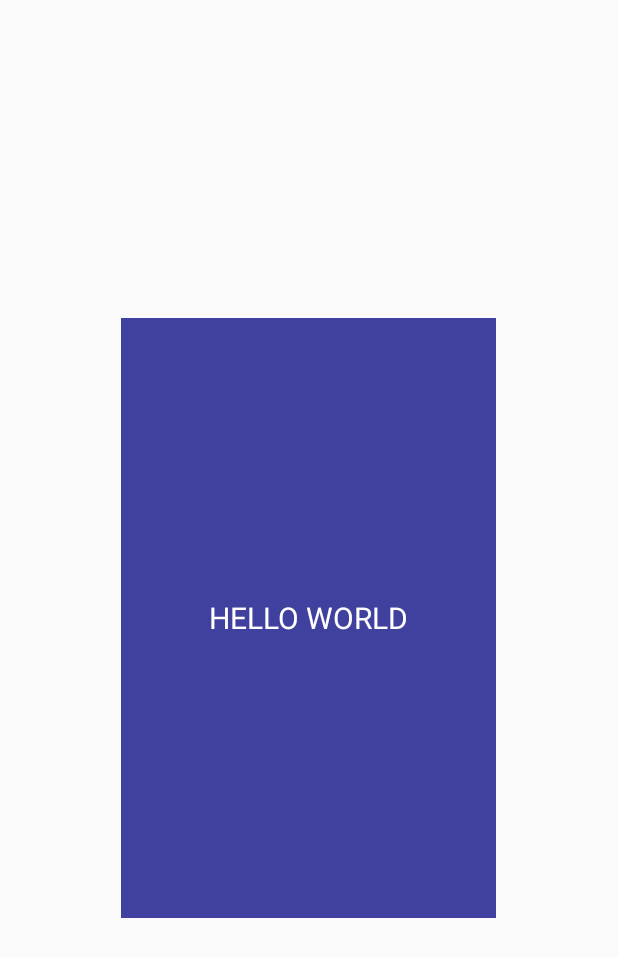
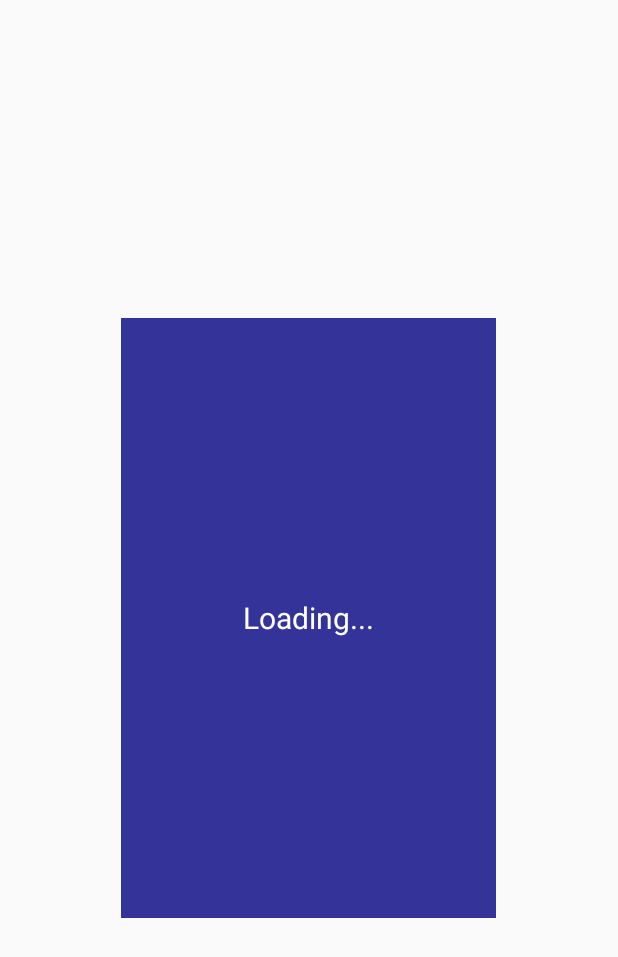
Before and after one commit to debkbanerji/matchify, an Android app: the layout item.xml on its own in the app's theme, with its tools: preview values and no code run, on a phone screen of 412 x 824 dp. Shown: the top 957 px of the screen. Run offline under Robolectric (Android 15) with nearby library versions, the phone set to English and light mode, and no system bars.

```diff
--- a/app/src/main/java/com/example/matchify/MatchableUser.java
+++ b/app/src/main/java/com/example/matchify/MatchableUser.java
@@ -59,6 +59,9 @@ public class MatchableUser {
 
     @Override
     public String toString() {
+        if (name.equals("name")) {
+            return "Swipe to begin matching";
+        }
         StringBuilder result = new StringBuilder(name);
         result.append("\n\n" + "Favorite Artists: " + topArtists.get(0));
         for (int i = 1; i < topArtists.size(); i++) {
--- a/app/src/main/res/layout/item.xml
+++ b/app/src/main/res/layout/item.xml
@@ -9,9 +9,9 @@
         android:id="@+id/helloText"
         android:textSize="20sp"
         android:textColor="@android:color/white"
-        android:background="#E339"
+        android:background="#333399"
         android:gravity="center"
-        tools:text="HELLO WORLD"
+        tools:text="Loading..."
         android:layout_width="match_parent"
         android:layout_height="match_parent" />
 
```
Also changed, not shown: app/src/main/java/com/example/matchify/MatchActivity.java (+11 -8 lines).
